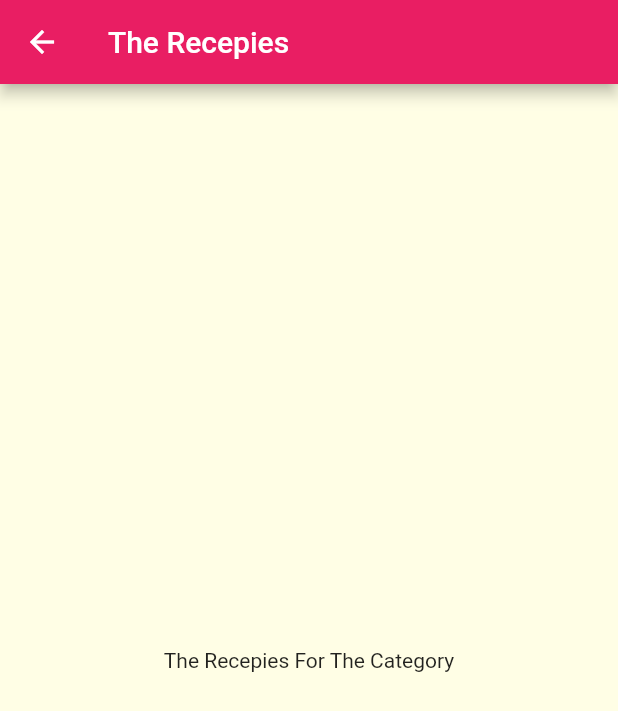
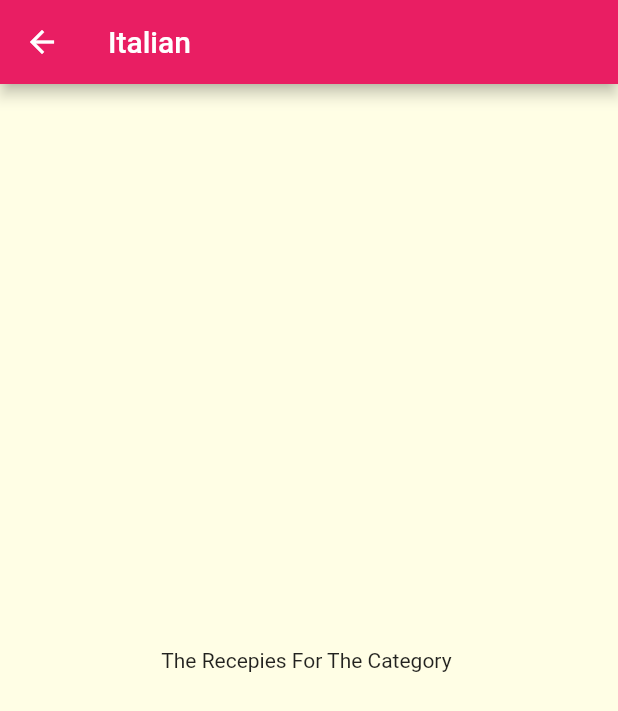
Before and after one commit to robozavri/food-app, a Flutter app: the screen it shows after launch, after a tap on "Italian", on a phone screen of 412 x 824 dp. Shown: the top 711 px of the screen. Run offline on Flutter 3.47's test engine with Material 2 defaults, Android fonts, the phone set to English and light mode, and no system bars; Roboto replaces fonts that are missing (Realway).

Commit message:
[feat][lesson 166]: passign data via constructor

```diff
--- a/lib/categories_screen.dart
+++ b/lib/categories_screen.dart
@@ -12,7 +12,7 @@ class CategoriesScreen extends StatelessWidget {
       body: GridView(
         padding: EdgeInsets.all(25),
         children: DUMMY_CATEGORIES
-            .map((cat) => CategoryItem(cat.title, cat.color))
+            .map((cat) => CategoryItem(cat.id, cat.title, cat.color))
             .toList(),
         gridDelegate: SliverGridDelegateWithMaxCrossAxisExtent(
           maxCrossAxisExtent: 200,
--- a/lib/category_item.dart
+++ b/lib/category_item.dart
@@ -3,14 +3,15 @@ import 'package:flutter/material.dart';
 import 'package:flutter_complete_guide/category_meals_screen.dart';
 
 class CategoryItem extends StatelessWidget {
+  final String id;
   final String title;
   final Color color;
 
-  CategoryItem(this.title, this.color);
+  CategoryItem(this.id, this.title, this.color);
 
   void selectCategory(BuildContext ctx) {
     Navigator.of(ctx).push(MaterialPageRoute(builder: (_) {
-      return CategoryMealsScreen();
+      return CategoryMealsScreen(id, title);
     }));
   }
 
--- a/lib/category_meals_screen.dart
+++ b/lib/category_meals_screen.dart
@@ -1,14 +1,19 @@
 import 'package:flutter/material.dart';
 
 class CategoryMealsScreen extends StatelessWidget {
+  final String categoryId;
+  final String categoryTitle;
+
+  CategoryMealsScreen(this.categoryId, this.categoryTitle);
+
   @override
   Widget build(BuildContext context) {
     return Scaffold(
       appBar: AppBar(
-        title: Text('The Recepies'),
+        title: Text(categoryTitle),
       ),
       body: Center(
-        child: Text('The Recepies For The Category'),
+        child: Text('The Recepies For The Category '),
       ),
     );
   }
```
